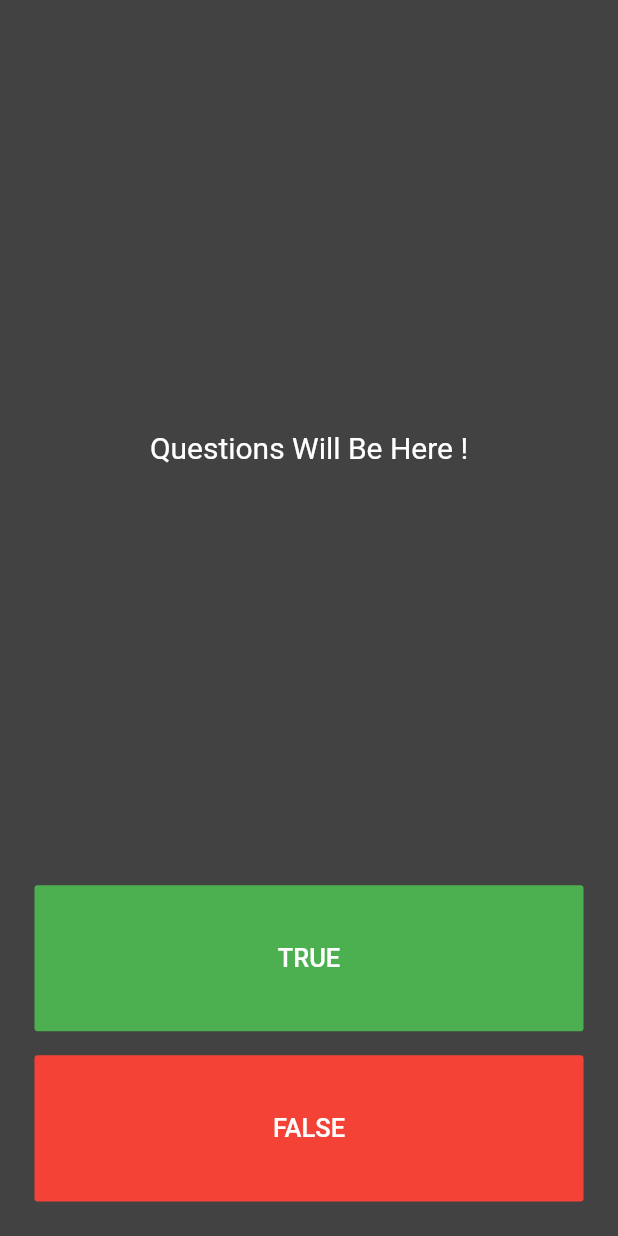
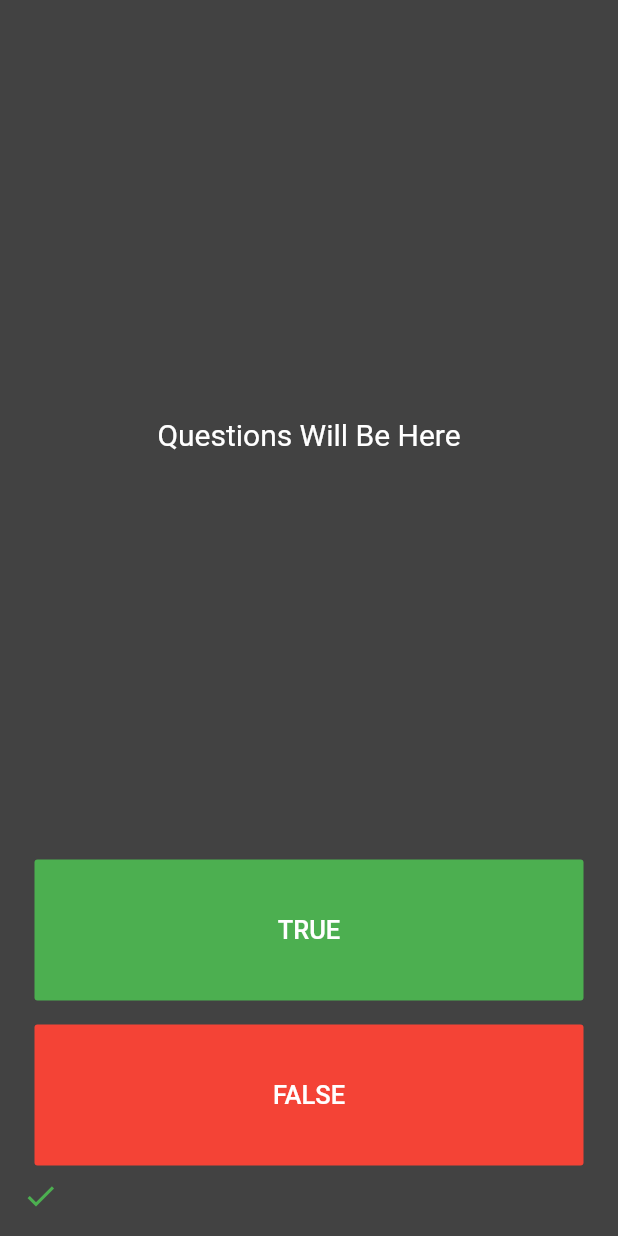
Before and after one commit to Siddharth-rajput2201/TrueFalse, a Flutter app: the screen it shows after launch, after a tap on "TRUE", on a phone screen of 412 x 824 dp. Run offline on Flutter 3.47's test engine with Material 2 defaults, Android fonts, the phone set to English and light mode, and no system bars.

Commit message:
add icon automatically

```diff
--- a/lib/main.dart
+++ b/lib/main.dart
@@ -3,6 +3,7 @@ import 'package:flutter/material.dart';
 void main() {
   runApp(TrueFalse());
 }
+
 
 class TrueFalse extends StatelessWidget {
   @override
@@ -19,12 +20,17 @@ class TrueFalse extends StatelessWidget {
   }
 }
 
+
+
 class QuizPage extends StatefulWidget {
   @override
   _QuizPageState createState() => _QuizPageState();
 }
 
 class _QuizPageState extends State<QuizPage> {
+
+  List<Widget> ticks = [];
+
   @override
   Widget build(BuildContext context) {
     return Padding(
@@ -37,7 +43,7 @@ class _QuizPageState extends State<QuizPage> {
             flex: 5,
             child: Center(
                 child: Text(
-              "Questions Will Be Here !",
+              "Questions Will Be Here ",
                   textAlign: TextAlign.center,
               style: TextStyle(color: Colors.white, fontSize: 20),
             )),
@@ -46,7 +52,11 @@ class _QuizPageState extends State<QuizPage> {
           Expanded(child: Padding(
             padding: const EdgeInsets.all(8.0),
             child: FlatButton(
-              onPressed: (){},
+              onPressed: (){
+                setState(() {
+                  ticks.add(Icon(Icons.check , color: Colors.green,));
+                });
+              },
               color: Colors.green,
               child: Text("TRUE",style: TextStyle(color: Colors.white,fontSize: 17),),
             ),
@@ -56,11 +66,21 @@ class _QuizPageState extends State<QuizPage> {
           Expanded(child: Padding(
             padding: const EdgeInsets.all(8.0),
             child: FlatButton(
-              onPressed: (){},
+              onPressed: (){
+                setState(() {
+                  ticks.add(Icon(Icons.close , color: Colors.red,));
+                });
+              },
               color: Colors.red,
               child: Text("FALSE",style: TextStyle(color: Colors.white,fontSize: 17),),
             ),
           )),
+          SingleChildScrollView(
+            scrollDirection: Axis.horizontal,
+            child: Row(
+              children: ticks,
+            ),
+          )
         ],
       ),
     );
```
